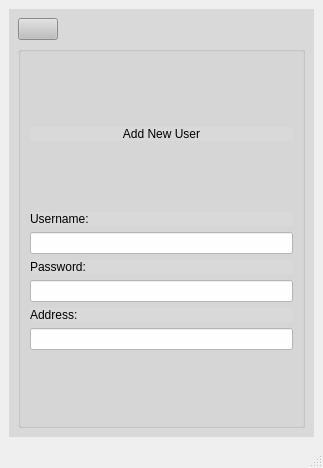
Qt form Library-system-2/mainwindow.ui (bern023/Library-system) before a commit.
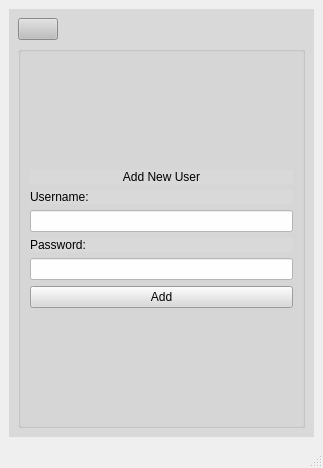
The same form after that commit. The open tabs and pages were chosen to show the change. Icons and pictures are not drawn.

Commit message: Login class created, new users can be added, file thing changed.

```diff
--- a/Library-system-2/mainwindow.ui
+++ b/Library-system-2/mainwindow.ui
@@ -1084,19 +1084,6 @@
              </property>
             </widget>
            </item>
-           <item>
-            <spacer name="verticalSpacer_25">
-             <property name="orientation">
-              <enum>Qt::Vertical</enum>
-             </property>
-             <property name="sizeHint" stdset="0">
-              <size>
-               <width>20</width>
-               <height>40</height>
-              </size>
-             </property>
-            </spacer>
-           </item>
            <item>
             <widget class="QLabel" name="label_12">
              <property name="text">
@@ -1132,16 +1119,9 @@
             </widget>
            </item>
            <item>
-            <widget class="QLabel" name="label_14">
+            <widget class="QPushButton" name="pushButton_addnewUser">
              <property name="text">
-              <string>Address:</string>
-             </property>
-            </widget>
-           </item>
-           <item>
-            <widget class="QLineEdit" name="lineEdit_3">
-             <property name="styleSheet">
-              <string notr="true">background-color: rgb(254, 254, 254);</string>
+              <string>Add</string>
              </property>
             </widget>
            </item>
```
Left out of the diff: 25 changed lines with no effect on the pictures. The commit also changes 4 other files.
